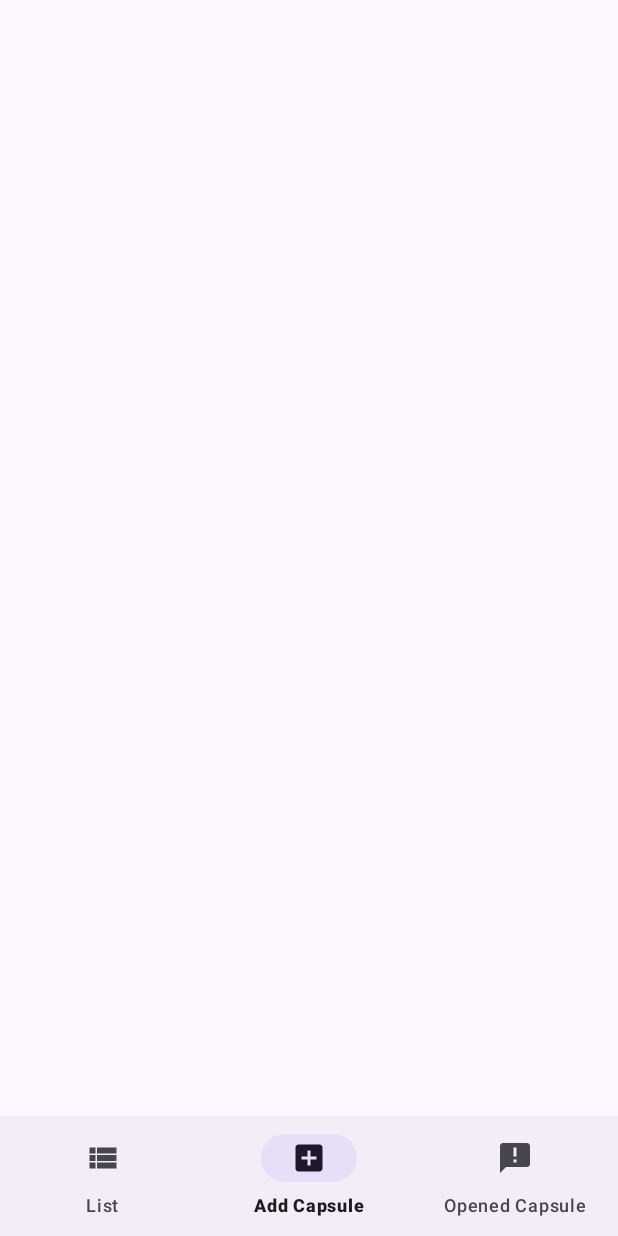
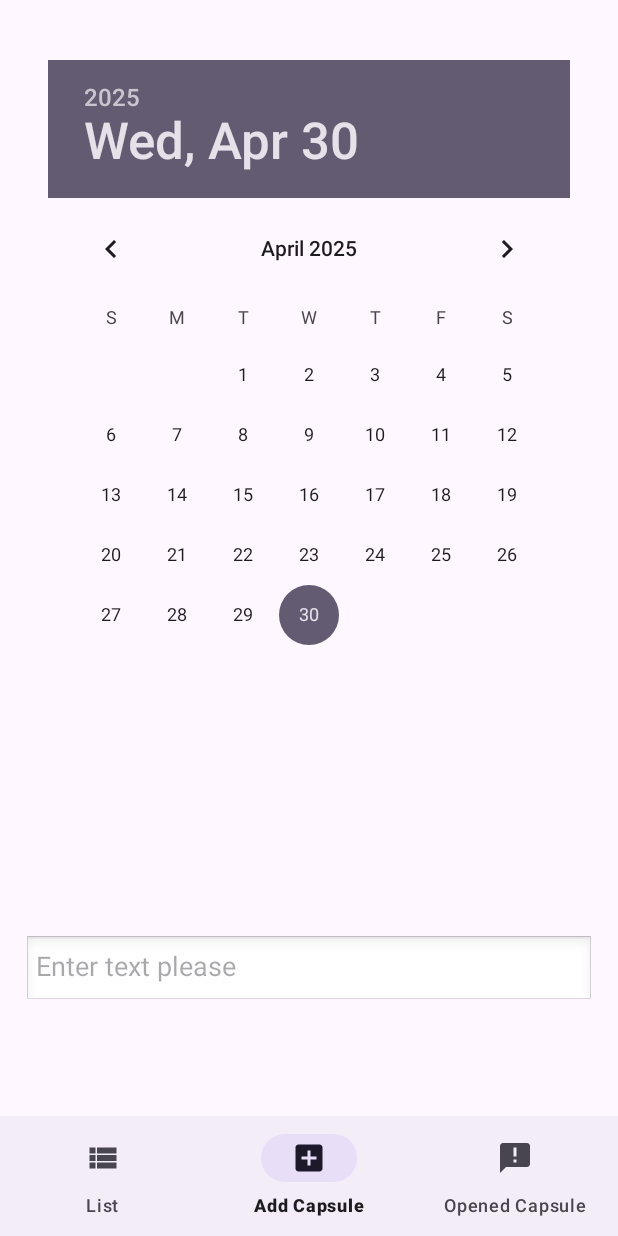
Before and after one commit to BogdanDohtarenko/LoveTimeCapsule, an Android app: the AddCapsuleFragment screen opened through its navigation route, on a phone screen of 412 x 824 dp. Run offline under Robolectric (Android 15) with nearby library versions, the phone set to English and light mode, and no system bars; our stand-ins replace navigation-ui.

```diff
--- a/app/src/main/java/com/ideasapp/lovetimecapsule/presentation/AddCapsuleFragment.kt
+++ b/app/src/main/java/com/ideasapp/lovetimecapsule/presentation/AddCapsuleFragment.kt
@@ -16,7 +16,7 @@ class AddCapsuleFragment: Fragment() {
         get() = _binding ?: throw RuntimeException("FragmentChooseLevelBinding don't allow here")
 
     private val viewModel by lazy {
-        ViewModelProvider(this)[MainViewModel::class.java]
+        ViewModelProvider(requireActivity())[MainViewModel::class.java]
     }
 
     override fun onCreate(savedInstanceState:Bundle?) {
@@ -33,6 +33,14 @@ class AddCapsuleFragment: Fragment() {
         return binding.root
     }
 
+    override fun onViewCreated(view:View,savedInstanceState:Bundle?) {
+        super.onViewCreated(view,savedInstanceState)
+        //TODO
+        val year =  binding.datePicker.year
+        val month =  binding.datePicker.month
+        val day =  binding.datePicker.dayOfMonth
+    }
+
     override fun onDestroyView() {
         super.onDestroyView()
         _binding = null
--- a/app/src/main/java/com/ideasapp/lovetimecapsule/presentation/ListCapsuleFragment.kt
+++ b/app/src/main/java/com/ideasapp/lovetimecapsule/presentation/ListCapsuleFragment.kt
@@ -20,7 +20,7 @@ class ListCapsuleFragment : Fragment() {
         get() = _binding ?: throw RuntimeException("FragmentChooseLevelBinding don't allow here")
 
     private val viewModel by lazy {
-        ViewModelProvider(this)[MainViewModel::class.java]
+        ViewModelProvider(requireActivity())[MainViewModel::class.java]
     }
 
     override fun onCreate(savedInstanceState:Bundle?) {
--- a/app/src/main/java/com/ideasapp/lovetimecapsule/presentation/ShowCapsuleFragment.kt
+++ b/app/src/main/java/com/ideasapp/lovetimecapsule/presentation/ShowCapsuleFragment.kt
@@ -16,7 +16,7 @@ class ShowCapsuleFragment: Fragment() {
         get() = _binding ?: throw RuntimeException("FragmentChooseLevelBinding don't allow here")
 
     private val viewModel by lazy {
-        ViewModelProvider(this)[MainViewModel::class.java]
+        ViewModelProvider(requireActivity())[MainViewModel::class.java]
     }
 
     override fun onCreate(savedInstanceState:Bundle?) {
--- a/app/src/main/res/layout/add_capsule_fragment.xml
+++ b/app/src/main/res/layout/add_capsule_fragment.xml
@@ -1,6 +1,38 @@
 <?xml version="1.0" encoding="utf-8"?>
-<androidx.constraintlayout.widget.ConstraintLayout xmlns:android="http://schemas.android.com/apk/res/android"
+<androidx.constraintlayout.widget.ConstraintLayout
+    xmlns:android="http://schemas.android.com/apk/res/android"
+    xmlns:app="http://schemas.android.com/apk/res-auto"
+    xmlns:tools="http://schemas.android.com/tools"
     android:layout_width="match_parent"
     android:layout_height="match_parent">
 
+    <DatePicker
+        android:id="@+id/date_picker"
+        android:paddingTop="24dp"
+        android:layout_width="wrap_content"
+        android:layout_height="wrap_content"
+        app:layout_constraintStart_toStartOf="parent"
+        app:layout_constraintEnd_toEndOf="parent"
+        app:layout_constraintTop_toTopOf="parent"
+        app:layout_constraintHorizontal_bias="0.5"
+        android:layout_marginTop="16dp"
+        android:layout_marginStart="16dp"
+        android:layout_marginEnd="16dp" />
+
+    <EditText
+        android:id="@+id/text_input"
+        android:layout_width="0dp"
+        android:layout_height="wrap_content"
+        android:hint="@string/enter_text"
+        android:inputType="textMultiLine"
+        android:gravity="top|start"
+        android:padding="8dp"
+        android:background="@android:drawable/edit_text"
+        app:layout_constraintTop_toBottomOf="@id/date_picker"
+        app:layout_constraintStart_toStartOf="parent"
+        app:layout_constraintEnd_toEndOf="parent"
+        app:layout_constraintBottom_toBottomOf="parent"
+        android:layout_marginStart="16dp"
+        android:layout_marginEnd="16dp" />
+
 </androidx.constraintlayout.widget.ConstraintLayout>
--- a/app/src/main/res/values/strings.xml
+++ b/app/src/main/res/values/strings.xml
@@ -3,4 +3,5 @@
     <string name="add_capsule">Add Capsule</string>
     <string name="opened_capsule">Opened Capsule</string>
     <string name="list">List</string>
+    <string name="enter_text">Enter text please</string>
 </resources>
```
